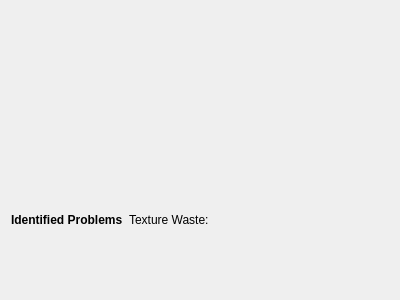
Above: plugins/quickinspector/textureextension/texturetab.ui from KDAB/GammaRay before the change. Below: the same form after it.
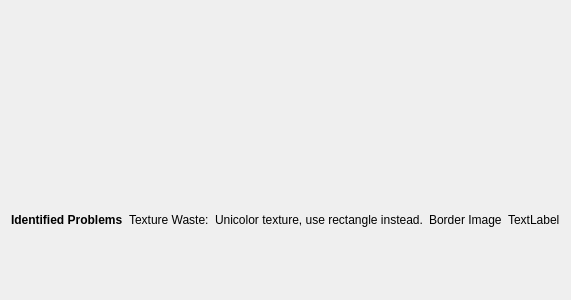
That is the form after the change. Custom widgets are drawn as their Qt base class.

Commit message:
TextureProblems: Added more Warnings and Visualizations
* Informs the user if a Border Image would be possible to create from this texture
* Emits (so far unused) warnings about full transparency and opacity

The edit to the form file:
```diff
--- a/plugins/quickinspector/textureextension/texturetab.ui
+++ b/plugins/quickinspector/textureextension/texturetab.ui
@@ -6,7 +6,7 @@
    <rect>
     <x>0</x>
     <y>0</y>
-    <width>400</width>
+    <width>466</width>
     <height>300</height>
    </rect>
   </property>
@@ -52,6 +52,27 @@
         </property>
        </widget>
       </item>
+      <item>
+       <widget class="QLabel" name="unicolorWarningLabel">
+        <property name="text">
+         <string>Unicolor texture, use rectangle instead.</string>
+        </property>
+       </widget>
+      </item>
+      <item>
+       <widget class="QLabel" name="horizontalBorderImageLabel">
+        <property name="text">
+         <string>Border Image</string>
+        </property>
+       </widget>
+      </item>
+      <item>
+       <widget class="QLabel" name="verticalBorderImageLabel">
+        <property name="text">
+         <string>TextLabel</string>
+        </property>
+       </widget>
+      </item>
       <item>
        <spacer name="horizontalSpacer">
         <property name="orientation">
```
The commit also changes 3 other files.
